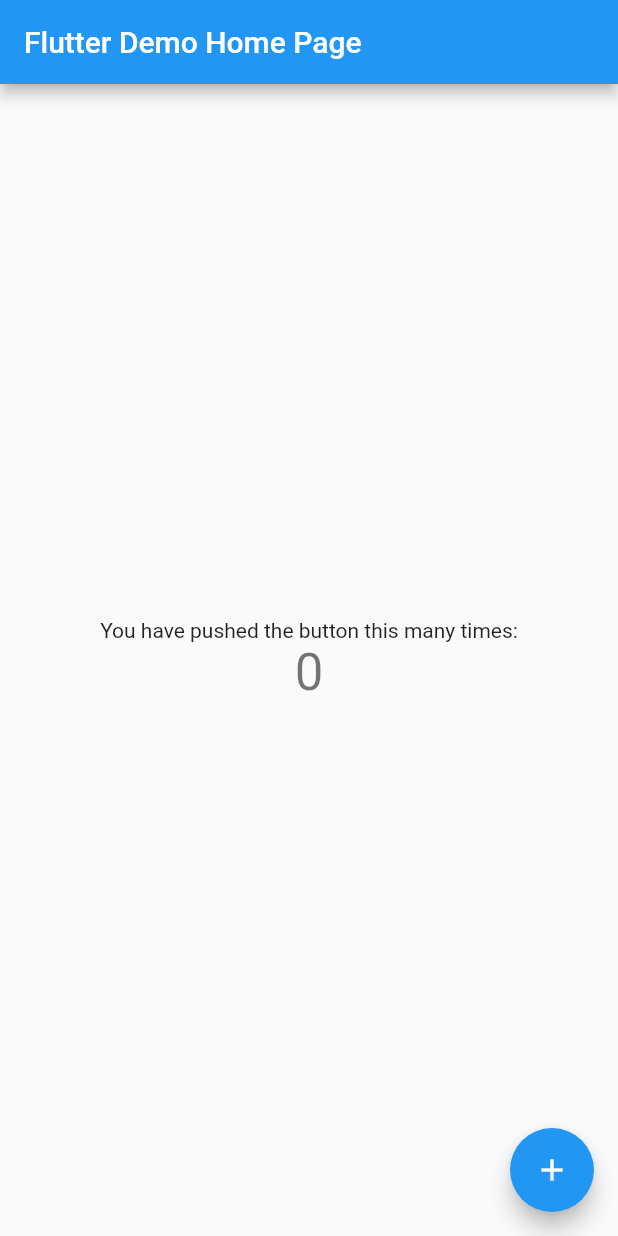
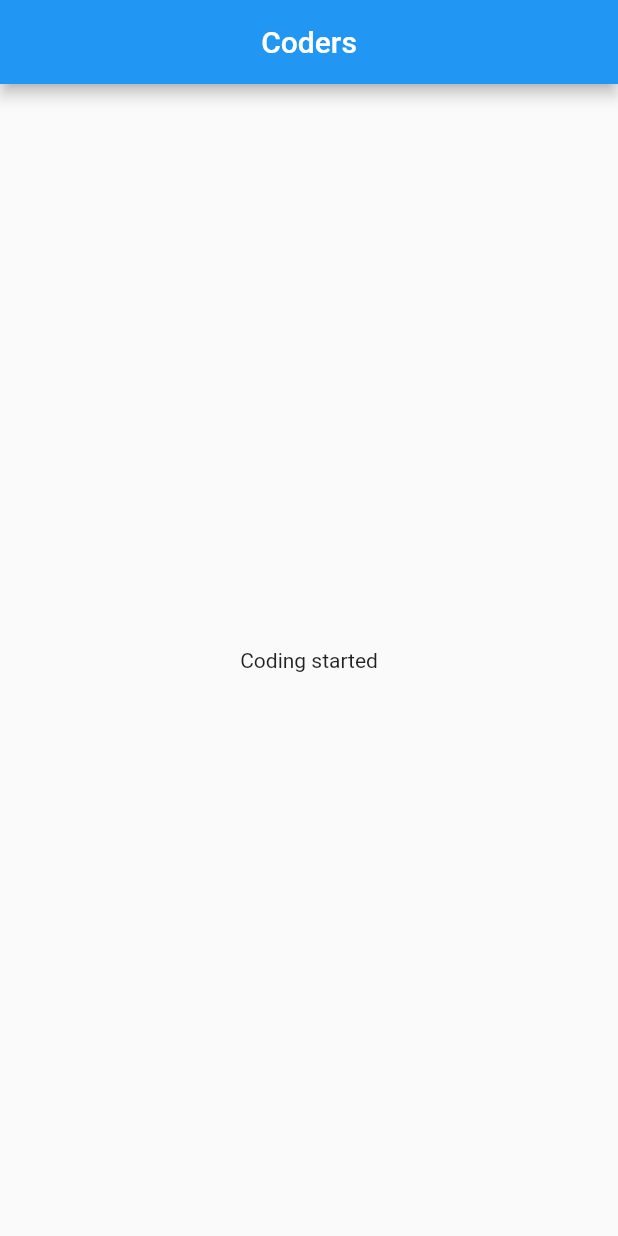
Before and after one commit to nitinreddy3/Startup-App, a Flutter app: the screen it shows after launch, on a phone screen of 412 x 824 dp. Run offline on Flutter 3.47's test engine with Material 2 defaults, Android fonts, the phone set to English and light mode, and no system bars.

Commit message:
Coders have started coding

```diff
--- /dev/null
+++ b/lib/home.dart
@@ -0,0 +1,19 @@
+import 'package:flutter/material.dart';
+
+class Home extends StatelessWidget {
+  @override
+  Widget build(BuildContext context) {
+    return Scaffold(
+      appBar: AppBar(
+        title: Center(
+          child: Text('Coders'),
+        ),
+      ),
+      body: Center(
+        child: Container(
+          child: Text('Coding started'),
+        ),
+      ),
+    );
+  }
+}
--- a/lib/main.dart
+++ b/lib/main.dart
@@ -1,101 +1,14 @@
 import 'package:flutter/material.dart';
+import './home.dart';
 
-void main() {
-  runApp(MyApp());
-}
+void main() => runApp(MyApp());
 
 class MyApp extends StatelessWidget {
-  // This widget is the root of your application.
   @override
   Widget build(BuildContext context) {
     return MaterialApp(
-      title: 'Flutter Demo',
-      theme: ThemeData(
-        // This is the theme of your application.
-        //
-        // Try running your application with "flutter run". You'll see the
-        // application has a blue toolbar. Then, without quitting the app, try
-        // changing the primarySwatch below to Colors.green and then invoke
-        // "hot reload" (press "r" in the console where you ran "flutter run",
-        // or simply save your changes to "hot reload" in a Flutter IDE).
-        // Notice that the counter didn't reset back to zero; the application
-        // is not restarted.
-        primarySwatch: Colors.blue,
-        // This makes the visual density adapt to the platform that you run
-        // the app on. For desktop platforms, the controls will be smaller and
-        // closer together (more dense) than on mobile platforms.
-        visualDensity: VisualDensity.adaptivePlatformDensity,
-      ),
-      home: MyHomePage(title: 'Flutter Demo Home Page'),
+      debugShowCheckedModeBanner: false,
+      home: Home(),
     );
   }
 }
-
-class MyHomePage extends StatefulWidget {
-  MyHomePage({Key key, this.title}) : super(key: key);
-
-  // This widget is the home page of your application. It is stateful, meaning
-  // that it has a State object (defined below) that contains fields that affect
-  // how it looks.
-
-  // This class is the configuration for the state. It holds the values (in this
-  // case the title) provided by the parent (in this case the App widget) and
-  // used by the build method of the State. Fields in a Widget subclass are
-  // always marked "final".
-
-  final String title;
-
-  @override
-  _MyHomePageState createState() => _MyHomePageState();
-}
-
-class _MyHomePageState extends State<MyHomePage> {
-  int _counter = 0;
-
-  void _incrementCounter() {
-    setState(() {
-      // This call to setState tells the Flutter framework that something has
-      // changed in this State, which causes it to rerun the build method below
-      // so that the display can reflect the updated values. If we changed
-      // _counter without calling setState(), then the build method would not be
-      // called again, and so nothing would appear to happen.
-      _counter++;
-    });
-  }
-
-  @override
-  Widget build(BuildContext context) {
-    // This method is rerun every time setState is called, for instance as done
-    // by the _incrementCounter method above.
-    //
-    // The Flutter framework has been optimized to make rerunning build methods
-    // fast, so that you can just rebuild anything that needs updating rather
-    // than having to individually change instances of widgets.
-    return Scaffold(
-      appBar: AppBar(
-        // Here we take the value from the MyHomePage object that was created by
-        // the App.build method, and use it to set our appbar title.
-        title: Text(widget.title),
-      ),
-      body: Center(
-        child: Column(
-          mainAxisAlignment: MainAxisAlignment.center,
-          children: <Widget>[
-            Text(
-              'You have pushed the button this many times:',
-            ),
-            Text(
-              '$_counter',
-              style: Theme.of(context).textTheme.headline4,
-            ),
-          ],
-        ),
-      ),
-      floatingActionButton: FloatingActionButton(
-        onPressed: _incrementCounter,
-        tooltip: 'Increment',
-        child: Icon(Icons.add),
-      ), // This trailing comma makes auto-formatting nicer for build methods.
-    );
-  }
-}
```
